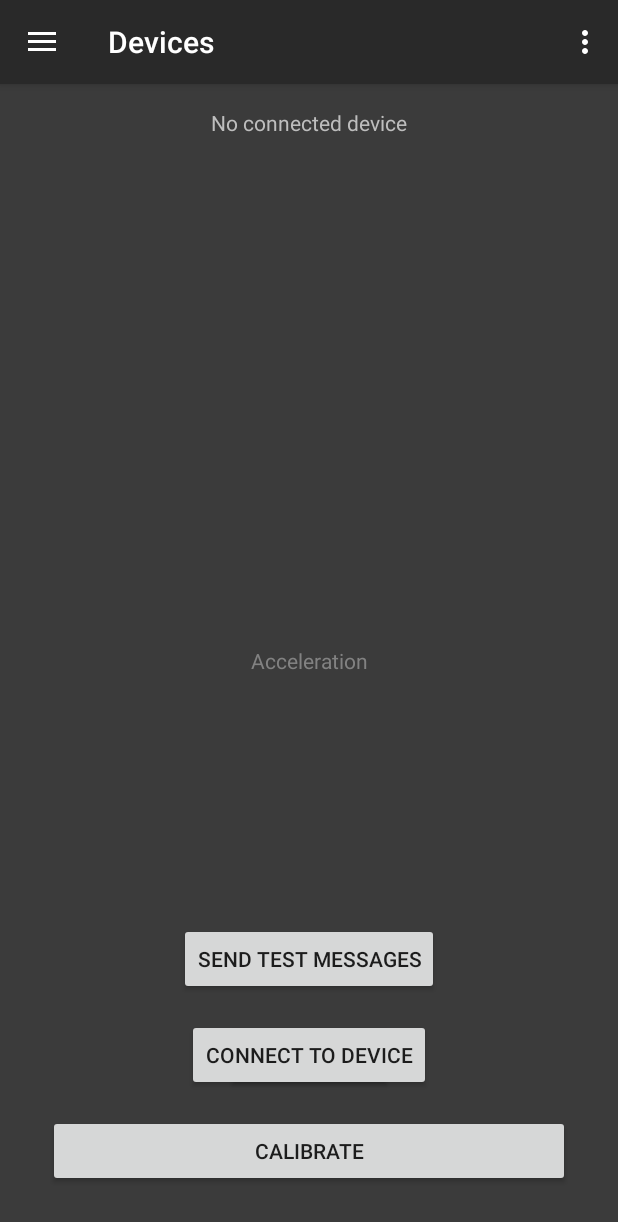
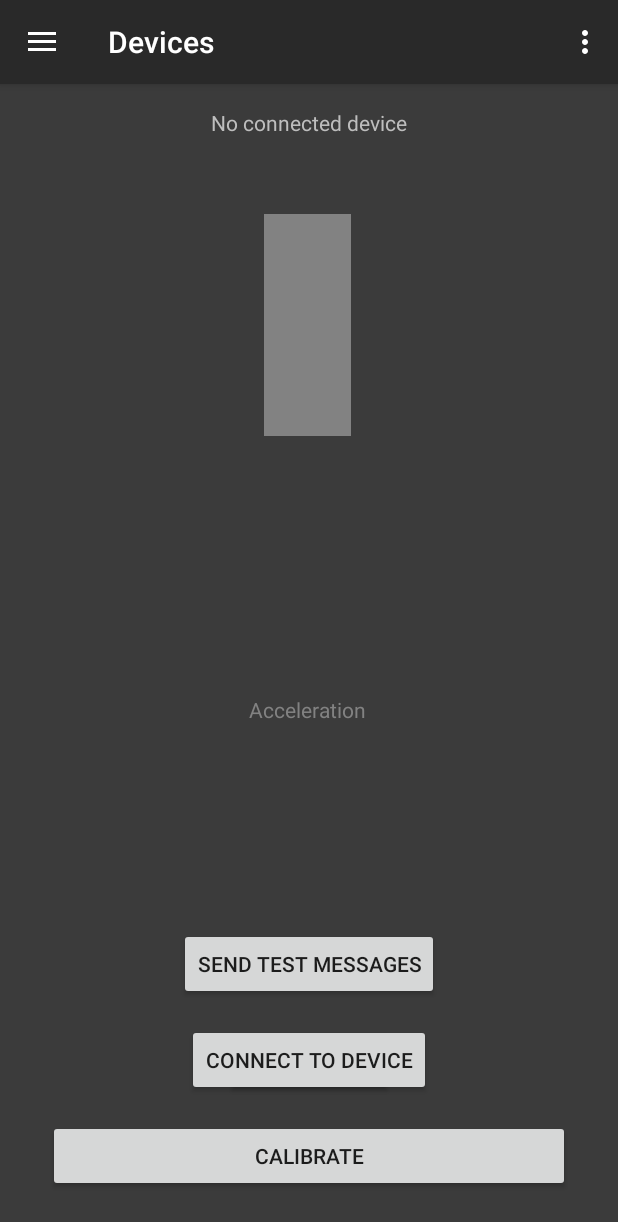
Before and after one commit to michael-j-taylor/PocketPointer, an Android app: the screen it shows after launch (MainActivity), on a phone screen of 412 x 824 dp. Shown: the top 1222 px of the screen. Run offline under Robolectric (Android 15) with nearby library versions, the phone set to English and light mode, and no system bars; our stand-ins replace navigation-ui; 15 statements that could not run were skipped.

Commit message:
Added inFocus to HomeFragment to keep it from sending messages when it should not be active. Added reference to scroll view in HomeFragment. Did some code clean-up.

```diff
--- a/android_applications/test_mouse_app/app/src/main/res/layout/fragment_home.xml
+++ b/android_applications/test_mouse_app/app/src/main/res/layout/fragment_home.xml
@@ -58,7 +58,6 @@
         android:layout_width="205dp"
         android:layout_height="270dp"
         android:hapticFeedbackEnabled="true"
-        android:text="Button"
         android:visibility="invisible"
         app:layout_constraintBottom_toBottomOf="parent"
         app:layout_constraintEnd_toStartOf="@+id/button_right_mouse"
@@ -71,7 +70,6 @@
         android:layout_width="205dp"
         android:layout_height="270dp"
         android:hapticFeedbackEnabled="true"
-        android:text="Button"
         android:visibility="invisible"
         app:layout_constraintBottom_toBottomOf="parent"
         app:layout_constraintEnd_toEndOf="parent"
@@ -87,13 +85,17 @@
         android:textColor="@color/PPlight_grey"
         app:layout_constraintBottom_toBottomOf="parent"
         app:layout_constraintEnd_toEndOf="parent"
+        app:layout_constraintHorizontal_bias="0.498"
         app:layout_constraintStart_toStartOf="parent"
-        app:layout_constraintTop_toTopOf="parent" />
+        app:layout_constraintTop_toTopOf="parent"
+        app:layout_constraintVertical_bias="0.544" />
 
     <TextView
         android:id="@+id/maximums"
         android:layout_width="wrap_content"
         android:layout_height="wrap_content"
+        android:background="@color/PPmedium_grey"
+        android:visibility="visible"
         app:layout_constraintBottom_toTopOf="@+id/acceleration"
         app:layout_constraintEnd_toEndOf="parent"
         app:layout_constraintStart_toStartOf="parent"
@@ -136,20 +138,28 @@
     <ScrollView
         android:layout_width="58dp"
         android:layout_height="148dp"
+        android:background="@color/PPlight_grey"
         android:clickable="true"
+        android:focusable="true"
         android:hapticFeedbackEnabled="true"
         android:overScrollMode="always"
+        android:visibility="visible"
         app:layout_constraintBottom_toBottomOf="parent"
         app:layout_constraintEnd_toEndOf="@+id/button_right_mouse"
         app:layout_constraintHorizontal_bias="0.498"
         app:layout_constraintStart_toStartOf="@+id/button_left_mouse"
         app:layout_constraintTop_toTopOf="parent"
-        app:layout_constraintVertical_bias="0.13999999">
+        app:layout_constraintVertical_bias="0.13999999"
+        tools:visibility="visible">
 
         <LinearLayout
+            android:id="@+id/scroll_wheel"
             android:layout_width="match_parent"
             android:layout_height="wrap_content"
-            android:orientation="vertical" />
+            android:clickable="true"
+            android:focusable="true"
+            android:orientation="vertical"
+            android:visibility="invisible" />
     </ScrollView>
 
 </androidx.constraintlayout.widget.ConstraintLayout>
```
Also changed, not shown: android_applications/test_mouse_app/app/src/main/java/com/example/testmouseapp/fragments/HomeFragment.java (+38 -18 lines).
